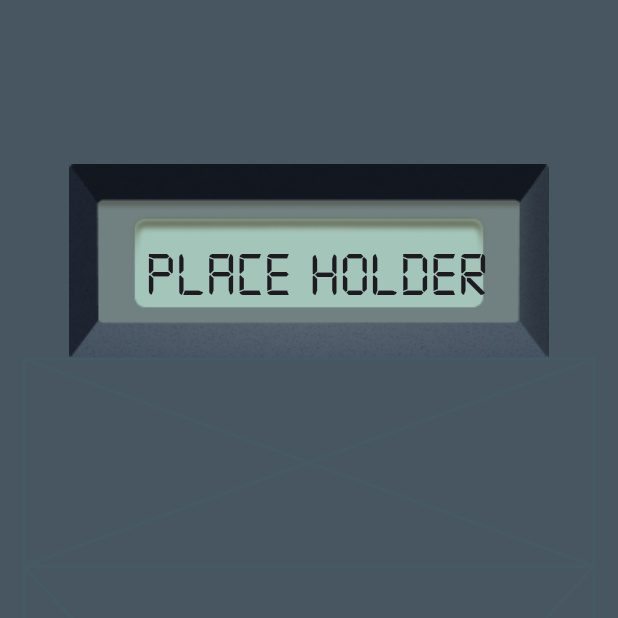
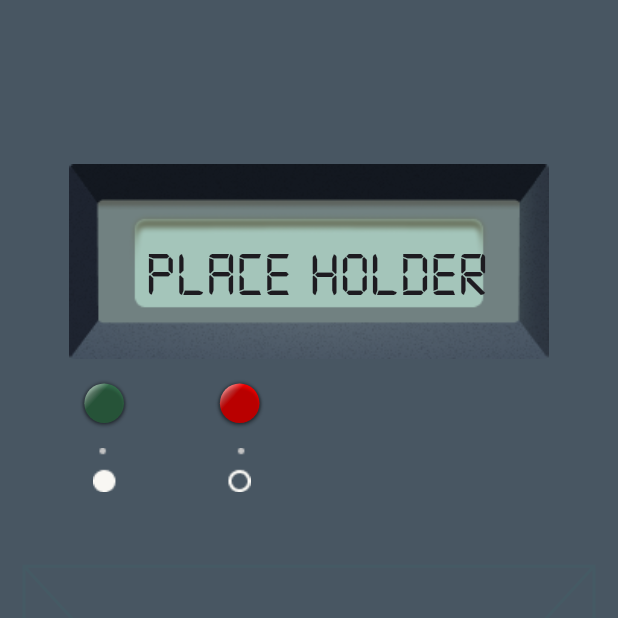
Before and after one commit to GhadaElsheikh/calculator-app, a Flutter app: the screen it shows after launch, on a phone screen of 412 x 824 dp, the top half of it. Run offline on Flutter 3.47's test engine with Material 3 defaults, Android fonts, the phone set to English and light mode, and no system bars.

Commit message:
add power buttons ui

```diff
--- a/lib/views/home_view.dart
+++ b/lib/views/home_view.dart
@@ -23,7 +23,7 @@ class HomeView extends StatelessWidget {
             Expanded(
               flex: 2,
               child: Align(
-                  // alignment: FractionalOffset(0.2, 0.8),
+                  alignment: FractionalOffset(0.15, 0.0),
                   child: PowerControls()),
             ),
             Expanded(
--- a/lib/widgets/calculator_display.dart
+++ b/lib/widgets/calculator_display.dart
@@ -8,7 +8,7 @@ class CalculatorDisplay extends StatelessWidget {
     double w = MediaQuery.of(context).size.width;
     double h = MediaQuery.of(context).size.height;
     return Container(
-      width: w * 0.80,
+      width: w * 0.86,
       height: h * 0.1575,
       decoration: BoxDecoration(
         image: DecorationImage(
@@ -22,12 +22,16 @@ class CalculatorDisplay extends StatelessWidget {
           height: h * 0.065,
           child: SingleChildScrollView(
             scrollDirection: Axis.horizontal,
+            physics: NeverScrollableScrollPhysics(),
             reverse: true,
-            child: Text(
-              'place holder',
-              style: TextStyle(
-                fontFamily: 'digital-7',
-                fontSize: 42,
+            child: Align(
+              alignment: Alignment.centerRight,
+              child: Text(
+                'place holder',
+                style: TextStyle(
+                  fontFamily: 'digital-7',
+                  fontSize: 42,
+                ),
               ),
             ),
           ),
--- /dev/null
+++ b/lib/widgets/power_button.dart
@@ -0,0 +1,43 @@
+import 'package:flutter/material.dart';
+
+class PowerButton extends StatelessWidget {
+  const PowerButton(
+      {super.key, required this.onPressed, required this.buttonColor});
+
+  final void Function() onPressed;
+  final Color buttonColor;
+  @override
+  Widget build(BuildContext context) {
+    double w = MediaQuery.of(context).size.width;
+    double h = MediaQuery.of(context).size.height;
+    return Container(
+      width: w * 0.0693,
+      height: h * 0.0320,
+      decoration: BoxDecoration(
+        boxShadow: [
+          BoxShadow(
+            color: Colors.black.withAlpha(77),
+            blurRadius: 1,
+            spreadRadius: 1,
+          )
+        ],
+        shape: BoxShape.circle,
+        gradient: LinearGradient(
+            colors: [
+              Color(0xFFFFFFFF),
+              buttonColor,
+            ],
+            begin: Alignment.topLeft,
+            end: Alignment.bottomRight,
+            stops: [0.0, 0.35]),
+      ),
+      child: ElevatedButton(
+        onPressed: onPressed,
+        style: ButtonStyle(
+          backgroundColor: WidgetStateProperty.all(Colors.transparent),
+        ),
+        child: Text(''),
+      ),
+    );
+  }
+}
--- a/lib/widgets/power_controls.dart
+++ b/lib/widgets/power_controls.dart
@@ -1,3 +1,4 @@
+import 'package:calculator_app/widgets/power_button.dart';
 import 'package:flutter/material.dart';
 
 class PowerControls extends StatelessWidget {
@@ -5,6 +6,42 @@ class PowerControls extends StatelessWidget {
 
   @override
   Widget build(BuildContext context) {
-    return const Placeholder();
+    return Column(
+      children: [
+        Spacer(
+          flex: 1,
+        ),
+        Row(
+          mainAxisSize: MainAxisSize.min,
+          children: [
+            PowerButton(
+              // enable button
+              buttonColor: Color(0xff35724E),
+              onPressed: () {},
+            ),
+            SizedBox(
+              width: MediaQuery.of(context).size.width * 0.15,
+            ),
+            PowerButton(
+              // disable button
+              buttonColor: Color(0xFFFF0000),
+              onPressed: () {},
+            ),
+          ],
+        ),
+        Spacer(
+          flex: 1,
+        ),
+        SizedBox(
+            width: MediaQuery.of(context).size.width * 0.255,
+            child: Image.asset(
+              'assets/images/design.png',
+              fit: BoxFit.contain,
+            )),
+        Spacer(
+          flex: 3,
+        ),
+      ],
+    );
   }
 }
--- a/pubspec.yaml
+++ b/pubspec.yaml
@@ -60,7 +60,7 @@ flutter:
   # To add assets to your application, add an assets section, like this:
   assets:
     - assets/images/calculator_screen.png
-  #  - images/a_dot_ham.jpeg
+    - assets/images/design.png
 
   # An image asset can refer to one or more resolution-specific "variants", see
   # https://flutter.dev/to/resolution-aware-images
```
Also changed, not shown: assets/images/design.png (added).
